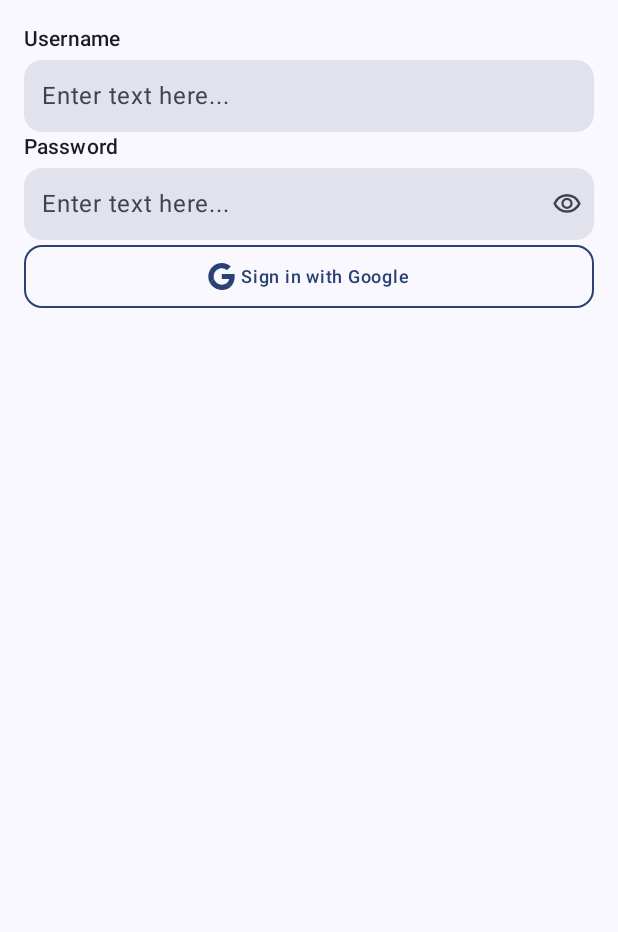
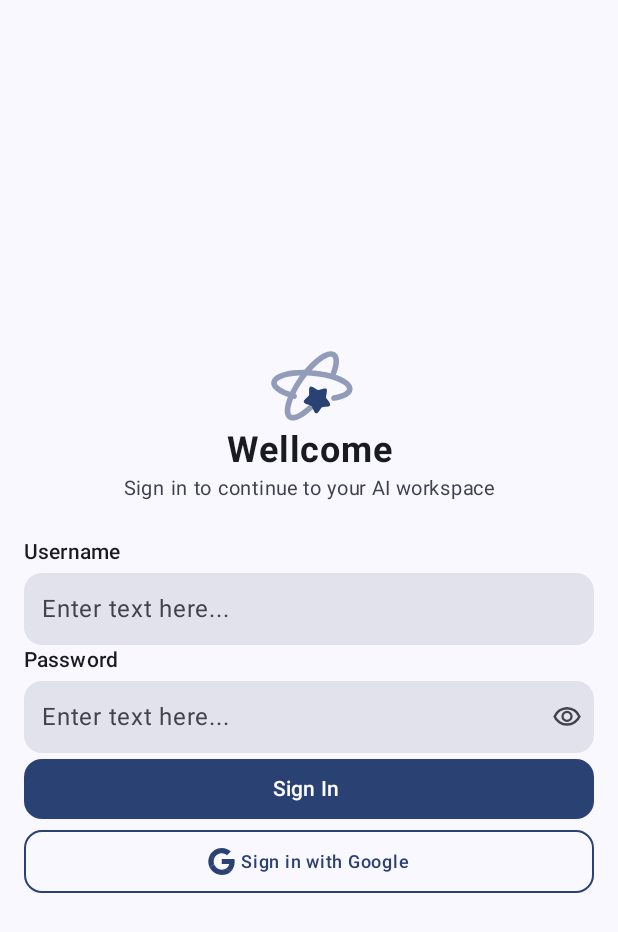
Before and after one commit to minhkhang1505/kotlin_vertex_ai, an Android app built with Jetpack Compose: the screen it shows after launch (MainActivity), on a phone screen of 412 x 824 dp. Shown: the top 932 px of the screen. Run offline under Robolectric (Android 15) with nearby library versions, the phone set to English and light mode, and no system bars.

Commit message:
feat: Add LoginScreen component with UI elements for user authentication

```diff
--- a/app/src/main/java/com/nguyenminhkhang/jarvisai/presentation/screens/LoginScreen.kt
+++ b/app/src/main/java/com/nguyenminhkhang/jarvisai/presentation/screens/auth/LoginScreen.kt
@@ -1,18 +1,28 @@
 package com.nguyenminhkhang.jarvisai.presentation.screens
 
 import androidx.compose.foundation.background
+import androidx.compose.foundation.layout.Arrangement
 import androidx.compose.foundation.layout.Box
 import androidx.compose.foundation.layout.Column
+import androidx.compose.foundation.layout.Spacer
 import androidx.compose.foundation.layout.fillMaxSize
+import androidx.compose.foundation.layout.height
 import androidx.compose.foundation.layout.padding
+import androidx.compose.foundation.layout.size
+import androidx.compose.foundation.layout.width
+import androidx.compose.material3.Icon
 import androidx.compose.material3.MaterialTheme
 import androidx.compose.material3.Scaffold
+import androidx.compose.material3.Text
 import androidx.compose.runtime.Composable
 import androidx.compose.ui.Alignment
 import androidx.compose.ui.Modifier
 import androidx.compose.ui.res.painterResource
+import androidx.compose.ui.text.font.FontWeight
 import androidx.compose.ui.unit.dp
+import androidx.compose.ui.unit.sp
 import com.nguyenminhkhang.jarvisai.R
+import com.nguyenminhkhang.jarvisai.presentation.components.CustomButton
 import com.nguyenminhkhang.jarvisai.presentation.components.CustomTextField
 import com.nguyenminhkhang.jarvisai.presentation.components.SignInWithGoogle
 
@@ -26,7 +36,7 @@ data class LoginState(
 @Composable
 fun LoginScreen(modifier: Modifier) {
     Scaffold(
-        containerColor = MaterialTheme.colorScheme.background
+        containerColor = MaterialTheme.colorScheme.surface
     ) {
         Column(
             modifier = modifier
@@ -34,8 +44,21 @@ fun LoginScreen(modifier: Modifier) {
                 .padding(it)
                 .padding(16.dp)
                 .background(MaterialTheme.colorScheme.background),
-            horizontalAlignment = Alignment.CenterHorizontally
+            horizontalAlignment = Alignment.CenterHorizontally,
+            verticalArrangement = Arrangement.Center
         ) {
+            Column(
+                horizontalAlignment = Alignment.CenterHorizontally
+            ) {
+                Icon(
+                    painter = painterResource(R.drawable.ic_ai_star), contentDescription = "App Logo",
+                    tint = MaterialTheme.colorScheme.primary,
+                    modifier = Modifier.align(Alignment.CenterHorizontally).size(60.dp)
+                )
+                Text("Wellcome", fontSize = 24.sp, fontWeight = FontWeight.Bold)
+                Text("Sign in to continue to your AI workspace", fontSize = 13.sp, color = MaterialTheme.colorScheme.onSurfaceVariant)
+            }
+            Spacer(Modifier.height(20.dp))
             CustomTextField(
                 modifier = modifier,
                 text = "",
@@ -48,6 +71,12 @@ fun LoginScreen(modifier: Modifier) {
                 textFieldTitle = "Password",
                 trailingIcon = painterResource(R.drawable.ic_eye_on)
             )
+            CustomButton(
+                modifier = modifier,
+                buttonText = "Sign In",
+                trailingIcon = null,
+                onClick = { }
+            )
             SignInWithGoogle(
                 modifier = modifier,
                 buttonText = "Sign in with Google",
--- /dev/null
+++ b/app/src/main/java/com/nguyenminhkhang/jarvisai/presentation/screens/auth/components/NoName.kt
@@ -0,0 +1 @@
+package com.nguyenminhkhang.jarvisai.presentation.screens.auth.components
```
